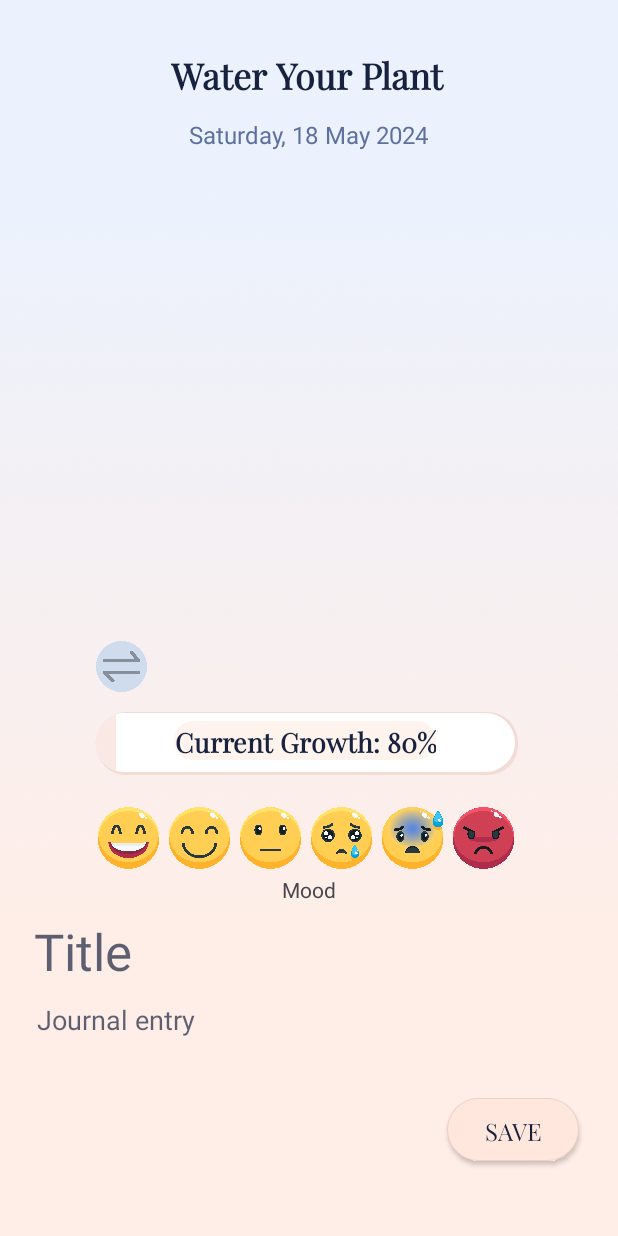
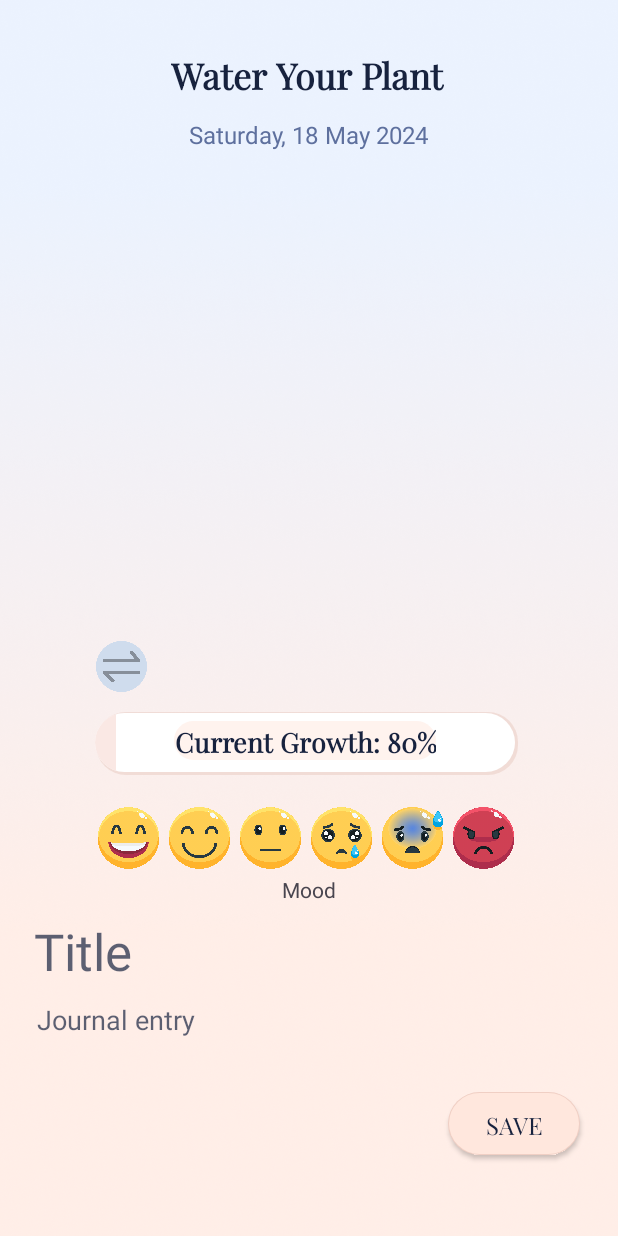
Before and after one commit to Hossain2024/BloomMoods, an Android app: the NewEntryFragment screen opened through its navigation route, on a phone screen of 412 x 824 dp. Run offline under Robolectric (Android 15) with nearby library versions, the light colour scheme and no system bars; our stand-ins replace Volley, navigation-ui; network calls fail; Roboto replaces fonts that are not available here.

Commit message:
fixed some bugs in water plant, modified streak logic to take difference of last entry and current day in days instead of hours

```diff
--- a/app/src/main/java/edu/tacoma/uw/bloommoods/NewEntryFragment.java
+++ b/app/src/main/java/edu/tacoma/uw/bloommoods/NewEntryFragment.java
@@ -190,7 +190,6 @@ public class NewEntryFragment extends Fragment {
                 }
 
             } else {
-                Toast.makeText(this.getContext(),"Entry added", Toast.LENGTH_LONG).show();
                 Log.i("NewEntryFragment", "Response received, now observing mEntry");
                 mJournalViewModel.getEntry().observe(getViewLifecycleOwner(), moodEntry -> {
                     if (moodEntry != null) {
--- a/app/src/main/java/edu/tacoma/uw/bloommoods/TodaysEntryFragment.java
+++ b/app/src/main/java/edu/tacoma/uw/bloommoods/TodaysEntryFragment.java
@@ -157,12 +157,14 @@ public class TodaysEntryFragment extends Fragment {
     }
 
     private void updateUI(JournalEntry entry) {
+        if (entry != null) {
             mSelectedMood = moodMap.get(entry.getMoodImage());
             mTodaysEntryBinding.moodTextView.setText(mSelectedMood);
             mTodaysEntryBinding.todaysDate.setText(entry.getDate());
             mTodaysEntryBinding.todaysTitleEditText.setText(entry.getTitle());
             mTodaysEntryBinding.todaysEntryEditText.setText(entry.getContent());
             mTodaysEntryBinding.todaysMoodImageView.setImageResource(entry.getMoodImage());
+        }
     }
 
     private void setOnMoodClicks(LinearLayout moodLayout) {
--- a/app/src/main/res/layout/fragment_new_entry.xml
+++ b/app/src/main/res/layout/fragment_new_entry.xml
@@ -268,6 +268,7 @@
             android:id="@+id/saveButton"
             android:layout_width="88dp"
             android:layout_height="42dp"
+            android:layout_marginBottom="4dp"
             android:background="@drawable/rounded_rect"
             android:fontFamily="@font/playfair_display"
             android:text="@string/save_entry"
@@ -275,7 +276,7 @@
             android:textSize="16sp"
             app:layout_constraintBottom_toTopOf="@+id/journalSpace"
             app:layout_constraintEnd_toEndOf="parent"
-            app:layout_constraintHorizontal_bias="0.92"
+            app:layout_constraintHorizontal_bias="0.921"
             app:layout_constraintStart_toStartOf="parent" />
 
         <EditText
```
Also changed, not shown: app/src/main/java/edu/tacoma/uw/bloommoods/HomeFragment.java (+8 -7 lines). Lines whose indentation alone changed are shown as unchanged.
